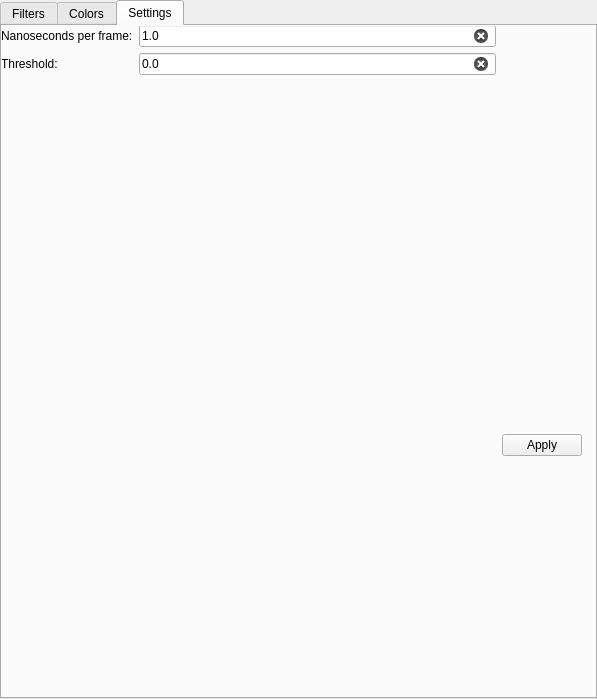
First picture: the form in settings.ui, repository maxscheurer/pycontact, before the edit.
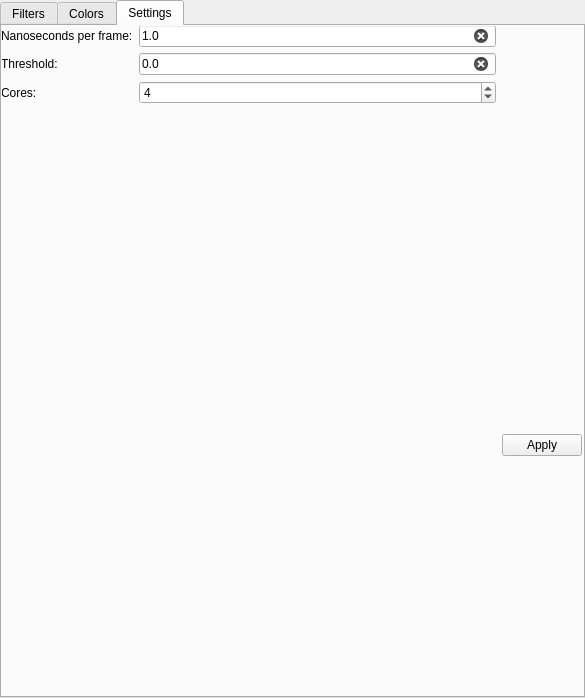
Second picture: the form after the edit. The open tabs and pages were chosen to show the change.

Patch:
```diff
--- a/settings.ui
+++ b/settings.ui
@@ -6,8 +6,8 @@
    <rect>
     <x>0</x>
     <y>0</y>
-    <width>597</width>
-    <height>699</height>
+    <width>585</width>
+    <height>698</height>
    </rect>
   </property>
   <property name="windowTitle">
@@ -788,7 +788,7 @@
        </property>
       </widget>
      </item>
-     <item row="2" column="0" colspan="2">
+     <item row="3" column="0" colspan="2">
       <spacer name="verticalSpacer">
        <property name="orientation">
         <enum>Qt::Vertical</enum>
@@ -801,6 +801,26 @@
        </property>
       </spacer>
      </item>
+     <item row="2" column="1">
+      <widget class="QSpinBox" name="coreBox">
+       <property name="minimum">
+        <number>1</number>
+       </property>
+       <property name="maximum">
+        <number>64</number>
+       </property>
+       <property name="value">
+        <number>4</number>
+       </property>
+      </widget>
+     </item>
+     <item row="2" column="0">
+      <widget class="QLabel" name="thresholdLabel_2">
+       <property name="text">
+        <string>Cores:</string>
+       </property>
+      </widget>
+     </item>
     </layout>
    </widget>
   </widget>
```
Left out of the diff: 2 changed lines with no effect on the pictures.
